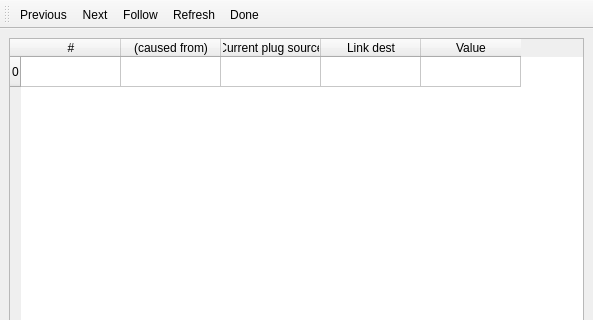
Old version of the form capsul/qt_gui/widgets/links_debugger.ui in the repository populse/capsul; both pictures show x 0 to 593 and y 0 to 320 of the 593 by 565 pixel window.
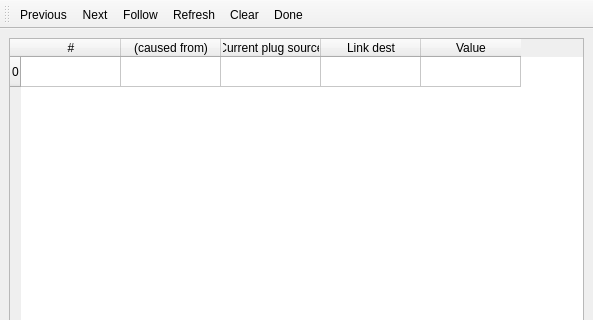
New version of the form.

Commit message: added clear button, and fixed performance issue in update

The edit to the form file:
```diff
--- a/capsul/qt_gui/widgets/links_debugger.ui
+++ b/capsul/qt_gui/widgets/links_debugger.ui
@@ -94,6 +94,7 @@
    <addaction name="actionNext"/>
    <addaction name="actionFollow"/>
    <addaction name="actionRefresh"/>
+   <addaction name="actionClear"/>
    <addaction name="actionDone"/>
   </widget>
   <action name="actionPrevious">
@@ -145,6 +146,17 @@
     <string>Ctrl+W</string>
    </property>
   </action>
+  <action name="actionClear">
+   <property name="text">
+    <string>Clear</string>
+   </property>
+   <property name="toolTip">
+    <string>Clear the view and associated file</string>
+   </property>
+   <property name="shortcut">
+    <string>Del</string>
+   </property>
+  </action>
  </widget>
  <resources/>
  <connections>
```
The commit also changes 1 other file.
